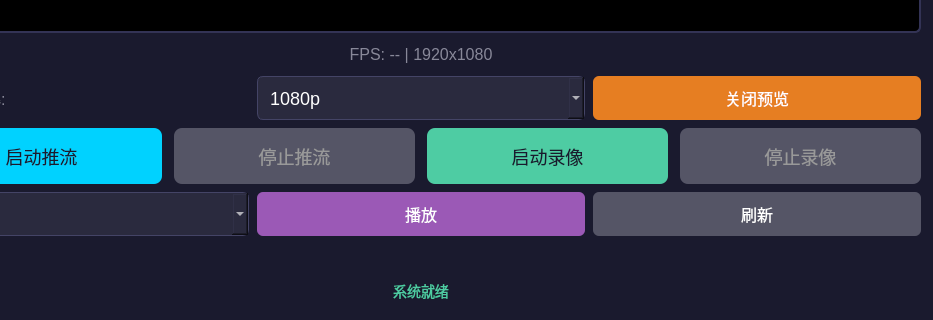
This is Software/APP/SentinelQT/widget.ui in Davin-Liang/RK3588-Omni-Sentinel as Qt 5 draws it before an edit; both pictures show x 91 to 1024 and y 339 to 659 of the 1024 by 659 pixel window. The edited form follows.
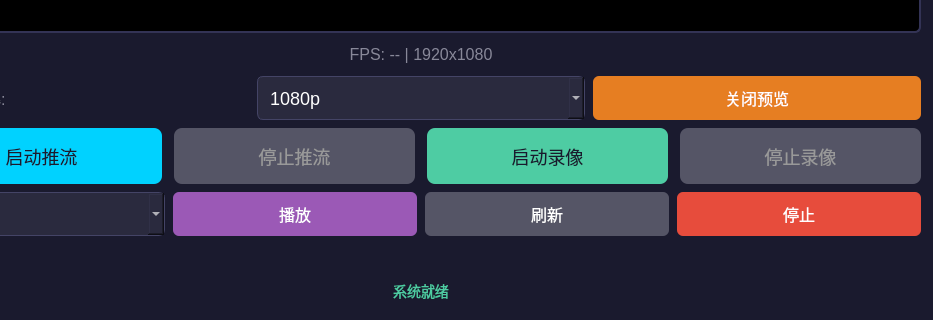
This is the edited form.

Commit message: feat(SentinelQT): add stop playback button, improve play/stop state management

Patch:
```diff
--- a/Software/APP/SentinelQT/widget.ui
+++ b/Software/APP/SentinelQT/widget.ui
@@ -142,6 +142,16 @@
        </property>
       </widget>
      </item>
+     <item>
+      <widget class="QPushButton" name="btnStopPlay">
+       <property name="text"><string>停止</string></property>
+       <property name="minimumSize"><size><width>80</width><height>44</height></size></property>
+       <property name="enabled"><bool>false</bool></property>
+       <property name="styleSheet">
+        <string notr="true">font-size: 16px; background-color: #e74c3c; color: #ffffff; border: none; border-radius: 6px;</string>
+       </property>
+      </widget>
+     </item>
     </layout>
    </item>
    <item>
```
The commit also changes 2 other files.
